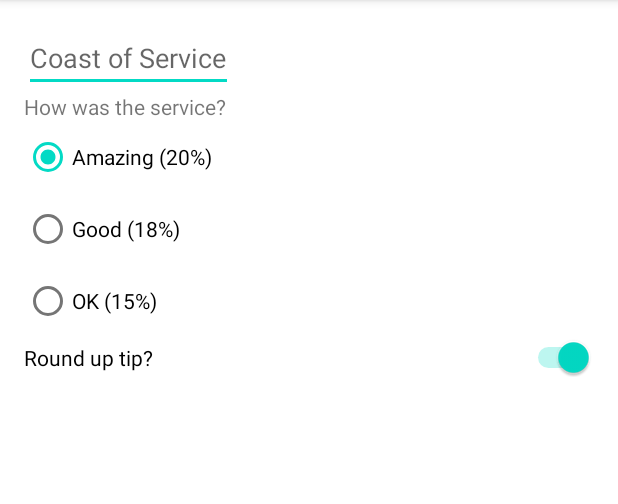
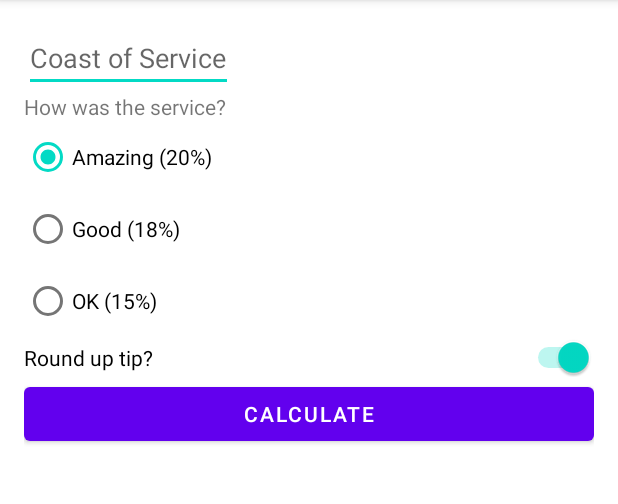
Before and after one commit to sisouza/TipCalculatorApp, an Android app: the screen it shows after launch (MainActivity), on a phone screen of 412 x 824 dp, the part 84-588 px from its top. Run offline under Robolectric (Android 15) with nearby library versions, the phone set to English and light mode, and no system bars.

Commit message:
add calculate button

```diff
--- a/app/src/main/res/layout/activity_main.xml
+++ b/app/src/main/res/layout/activity_main.xml
@@ -62,5 +62,15 @@
         app:layout_constraintStart_toStartOf="parent"
         app:layout_constraintTop_toBottomOf="@+id/rgTipOptions" />
 
+    <Button
+        android:id="@+id/btnCalculateTip"
+        android:layout_width="0dp"
+        android:layout_height="wrap_content"
+        android:text="Calculate"
+        app:layout_constraintTop_toBottomOf="@id/roundUpSwitch"
+        app:layout_constraintStart_toStartOf="parent"
+        app:layout_constraintEnd_toEndOf="parent" />
+
+
 
 </androidx.constraintlayout.widget.ConstraintLayout>
```
